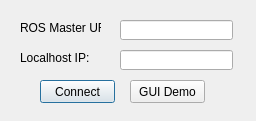
Old version of the form ipdialog.ui in the repository zorro2000se/sr-ros-interface.
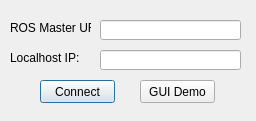
New version of the form.

```diff
--- a/ipdialog.ui
+++ b/ipdialog.ui
@@ -16,7 +16,7 @@
   <widget class="QLabel" name="masterText">
    <property name="geometry">
     <rect>
-     <x>20</x>
+     <x>10</x>
      <y>20</y>
      <width>81</width>
      <height>16</height>
@@ -32,7 +32,7 @@
   <widget class="QLabel" name="localText">
    <property name="geometry">
     <rect>
-     <x>20</x>
+     <x>10</x>
      <y>50</y>
      <width>71</width>
      <height>16</height>
@@ -48,9 +48,9 @@
   <widget class="QLineEdit" name="masterEdit">
    <property name="geometry">
     <rect>
-     <x>120</x>
+     <x>100</x>
      <y>20</y>
-     <width>113</width>
+     <width>141</width>
      <height>20</height>
     </rect>
    </property>
@@ -58,9 +58,9 @@
   <widget class="QLineEdit" name="localEdit">
    <property name="geometry">
     <rect>
-     <x>120</x>
+     <x>100</x>
      <y>50</y>
-     <width>113</width>
+     <width>141</width>
      <height>20</height>
     </rect>
    </property>
@@ -81,7 +81,7 @@
   <widget class="QPushButton" name="demoButton">
    <property name="geometry">
     <rect>
-     <x>130</x>
+     <x>140</x>
      <y>80</y>
      <width>75</width>
      <height>23</height>
```
